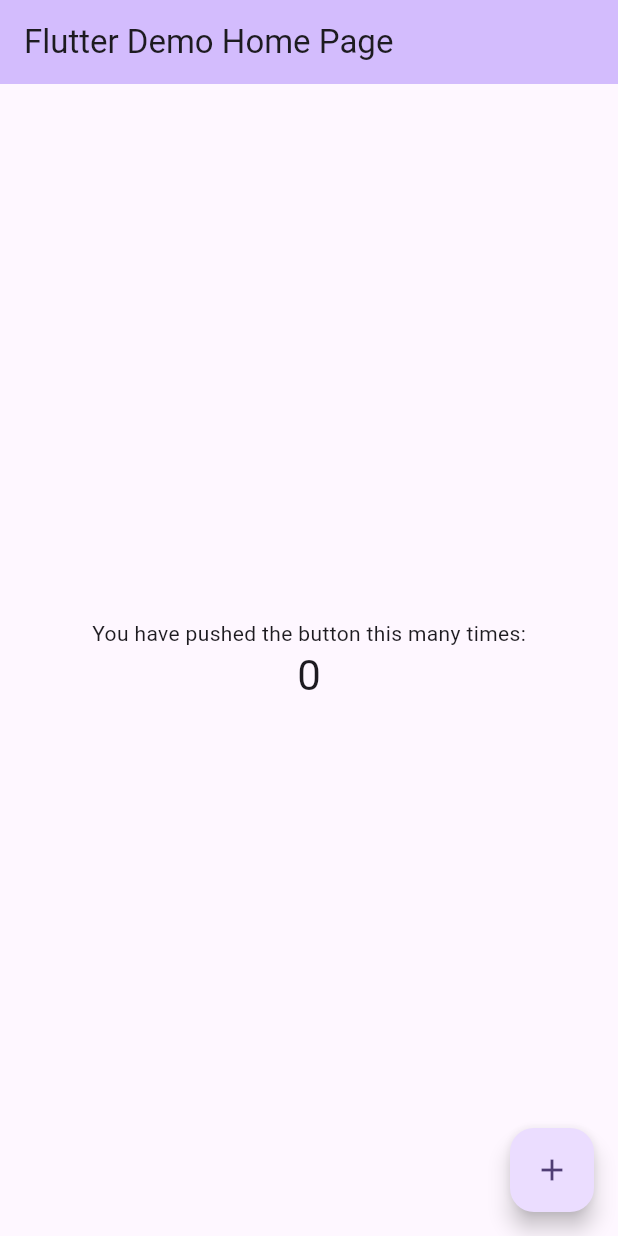
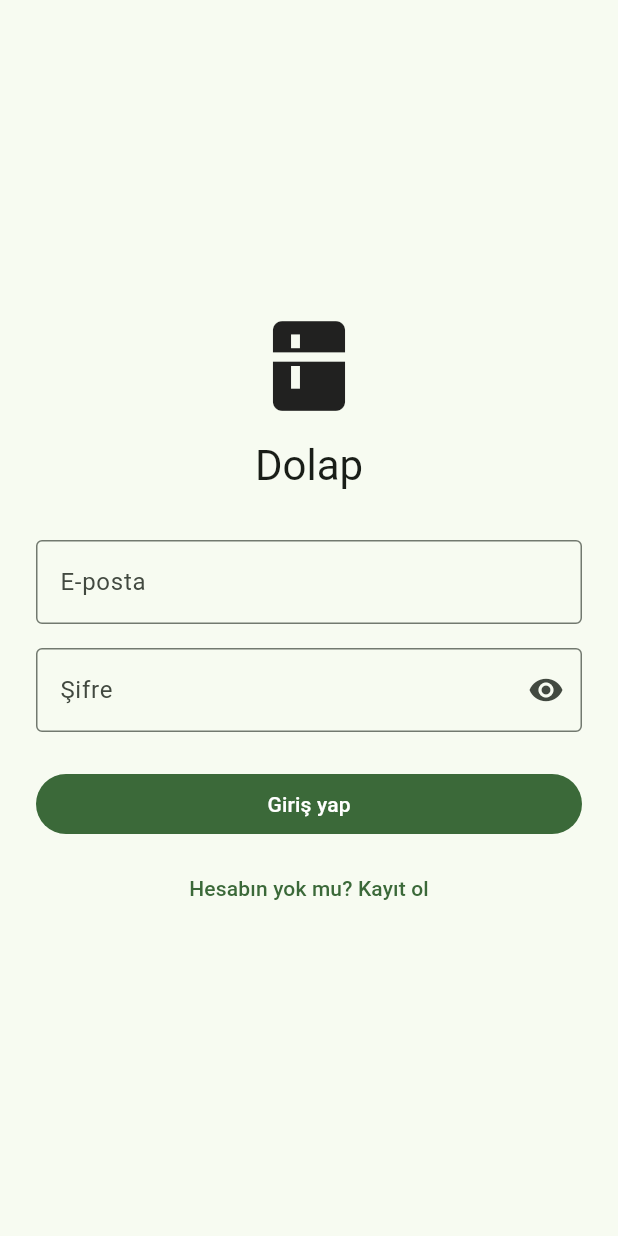
Before and after one commit to zynpgrdn/dolap-app, a Flutter app: the screen it shows after launch, on a phone screen of 412 x 824 dp. Run offline on Flutter 3.47's test engine with Material 3 defaults, Android fonts, the phone set to English and light mode, and no system bars; our stand-ins replace flutter_secure_storage.

Commit message:
Mobil: giriş, kayıt ve oturum ekranları

```diff
--- a/mobile/lib/api_service.dart
+++ b/mobile/lib/api_service.dart
@@ -0,0 +1,83 @@
+import 'dart:convert';
+
+import 'package:flutter_secure_storage/flutter_secure_storage.dart';
+import 'package:http/http.dart' as http;
+
+import 'config.dart';
+
+class ApiException implements Exception {
+  final String message;
+  ApiException(this.message);
+  @override
+  String toString() => message;
+}
+
+String errorMessage(Object e) =>
+    e is ApiException ? e.message : 'Sunucuya bağlanılamadı. Backend çalışıyor mu?';
+
+class ApiService {
+  static const _storage = FlutterSecureStorage();
+  static const _tokenKey = 'token';
+  static const _timeout = Duration(seconds: 10);
+
+  static Future<String?> readToken() => _storage.read(key: _tokenKey);
+  static Future<void> _saveToken(String t) => _storage.write(key: _tokenKey, value: t);
+  static Future<void> logout() => _storage.delete(key: _tokenKey);
+
+  static Map<String, dynamic> _parse(http.Response r) {
+    final body = r.body.isEmpty ? {} : jsonDecode(utf8.decode(r.bodyBytes));
+    if (r.statusCode >= 200 && r.statusCode < 300) {
+      return Map<String, dynamic>.from(body as Map);
+    }
+    final detail = body is Map ? body['detail'] : null;
+    if (detail is String) throw ApiException(detail);
+    throw ApiException('Bilgileri kontrol edin (hata ${r.statusCode}).');
+  }
+
+  static Future<http.Response> _post(String path, Map<String, dynamic> body) {
+    return http
+        .post(
+      Uri.parse('$apiBaseUrl$path'),
+      headers: {'Content-Type': 'application/json'},
+      body: jsonEncode(body),
+    )
+        .timeout(_timeout);
+  }
+
+  static Future<Map<String, dynamic>> register({
+    required String firstName,
+    required String lastName,
+    required String email,
+    required String password,
+  }) async {
+    final data = _parse(await _post('/register', {
+      'first_name': firstName,
+      'last_name': lastName,
+      'email': email,
+      'password': password,
+    }));
+    await _saveToken(data['token']);
+    return Map<String, dynamic>.from(data['user']);
+  }
+
+  static Future<Map<String, dynamic>> login(String email, String password) async {
+    final data = _parse(await _post('/login', {'email': email, 'password': password}));
+    await _saveToken(data['token']);
+    return Map<String, dynamic>.from(data['user']);
+  }
+
+  /// Kayıtlı token varsa kullanıcıyı döndürür, yoksa ya da geçersizse null.
+  static Future<Map<String, dynamic>?> me() async {
+    final token = await readToken();
+    if (token == null) return null;
+    final r = await http.get(
+      Uri.parse('$apiBaseUrl/me'),
+      headers: {'Authorization': 'Bearer $token'},
+    ).timeout(_timeout);
+    if (r.statusCode == 401) {
+      await logout();
+      return null;
+    }
+    return _parse(r);
+  }
+}
--- a/mobile/lib/config.dart
+++ b/mobile/lib/config.dart
@@ -0,0 +1,3 @@
+// Emülatörde çalışırken: http://10.0.2.2:8000
+// Gerçek telefonda: bilgisayarının IP adresi, örn. http://192.168.1.25:8000
+const String apiBaseUrl = 'http://10.0.2.2:8000';
--- a/mobile/lib/main.dart
+++ b/mobile/lib/main.dart
@@ -1,122 +1,54 @@
-import 'package:material_ui/material_ui.dart';
+import 'package:flutter/material.dart';
 
-void main() {
-  runApp(const MyApp());
-}
+import 'api_service.dart';
+import 'navigation.dart';
+import 'screens/login_screen.dart';
 
-class MyApp extends StatelessWidget {
-  const MyApp({super.key});
+void main() => runApp(const DolapApp());
 
-  // This widget is the root of your application.
+class DolapApp extends StatelessWidget {
+  const DolapApp({super.key});
+
   @override
   Widget build(BuildContext context) {
     return MaterialApp(
-      title: 'Flutter Demo',
-      theme: ThemeData(
-        // This is the theme of your application.
-        //
-        // TRY THIS: Try running your application with "flutter run". You'll see
-        // the application has a purple toolbar. Then, without quitting the app,
-        // try changing the seedColor in the colorScheme below to Colors.green
-        // and then invoke "hot reload" (save your changes or press the "hot
-        // reload" button in a Flutter-supported IDE, or press "r" if you used
-        // the command line to start the app).
-        //
-        // Notice that the counter didn't reset back to zero; the application
-        // state is not lost during the reload. To reset the state, use hot
-        // restart instead.
-        //
-        // This works for code too, not just values: Most code changes can be
-        // tested with just a hot reload.
-        colorScheme: .fromSeed(seedColor: Colors.deepPurple),
-      ),
-      home: const MyHomePage(title: 'Flutter Demo Home Page'),
+      title: 'Dolap',
+      debugShowCheckedModeBanner: false,
+      theme: ThemeData(colorSchemeSeed: Colors.green, useMaterial3: true),
+      home: const StartupScreen(),
     );
   }
 }
 
-class MyHomePage extends StatefulWidget {
-  const MyHomePage({super.key, required this.title});
-
-  // This widget is the home page of your application. It is stateful, meaning
-  // that it has a State object (defined below) that contains fields that affect
-  // how it looks.
-
-  // This class is the configuration for the state. It holds the values (in this
-  // case the title) provided by the parent (in this case the App widget) and
-  // used by the build method of the State. Fields in a Widget subclass are
-  // always marked "final".
-
-  final String title;
+/// Açılışta kayıtlı oturum var mı diye bakar.
+class StartupScreen extends StatefulWidget {
+  const StartupScreen({super.key});
 
   @override
-  State<MyHomePage> createState() => _MyHomePageState();
+  State<StartupScreen> createState() => _StartupScreenState();
 }
 
-class _MyHomePageState extends State<MyHomePage> {
-  int _counter = 0;
+class _StartupScreenState extends State<StartupScreen> {
+  @override
+  void initState() {
+    super.initState();
+    _checkSession();
+  }
 
-  void _incrementCounter() {
-    setState(() {
-      // This call to setState tells the Flutter framework that something has
-      // changed in this State, which causes it to rerun the build method below
-      // so that the display can reflect the updated values. If we changed
-      // _counter without calling setState(), then the build method would not be
-      // called again, and so nothing would appear to happen.
-      _counter++;
-    });
+  Future<void> _checkSession() async {
+    Map<String, dynamic>? user;
+    try {
+      user = await ApiService.me();
+    } catch (_) {
+      user = null;
+    }
+    if (!mounted) return;
+    final target = user == null ? const LoginScreen() : homeForUser(user);
+    Navigator.of(context).pushReplacement(MaterialPageRoute(builder: (_) => target));
   }
 
   @override
   Widget build(BuildContext context) {
-    // This method is rerun every time setState is called, for instance as done
-    // by the _incrementCounter method above.
-    //
-    // The Flutter framework has been optimized to make rerunning build methods
-    // fast, so that you can just rebuild anything that needs updating rather
-    // than having to individually change instances of widgets.
-    return Scaffold(
-      appBar: AppBar(
-        // TRY THIS: Try changing the color here to a specific color (to
-        // Colors.amber, perhaps?) and trigger a hot reload to see the AppBar
-        // change color while the other colors stay the same.
-        backgroundColor: Theme.of(context).colorScheme.inversePrimary,
-        // Here we take the value from the MyHomePage object that was created by
-        // the App.build method, and use it to set our appbar title.
-        title: Text(widget.title),
-      ),
-      body: Center(
-        // Center is a layout widget. It takes a single child and positions it
-        // in the middle of the parent.
-        child: Column(
-          // Column is also a layout widget. It takes a list of children and
-          // arranges them vertically. By default, it sizes itself to fit its
-          // children horizontally, and tries to be as tall as its parent.
-          //
-          // Column has various properties to control how it sizes itself and
-          // how it positions its children. Here we use mainAxisAlignment to
-          // center the children vertically; the main axis here is the vertical
-          // axis because Columns are vertical (the cross axis would be
-          // horizontal).
-          //
-          // TRY THIS: Invoke "debug painting" (choose the "Toggle Debug Paint"
-          // action in the IDE, or press "p" in the console), to see the
-          // wireframe for each widget.
-          mainAxisAlignment: .center,
-          children: [
-            const Text('You have pushed the button this many times:'),
-            Text(
-              '$_counter',
-              style: Theme.of(context).textTheme.headlineMedium,
-            ),
-          ],
-        ),
-      ),
-      floatingActionButton: FloatingActionButton(
-        onPressed: _incrementCounter,
-        tooltip: 'Increment',
-        child: const Icon(Icons.add),
-      ),
-    );
+    return const Scaffold(body: Center(child: CircularProgressIndicator()));
   }
 }
--- a/mobile/lib/screens/login_screen.dart
+++ b/mobile/lib/screens/login_screen.dart
@@ -0,0 +1,110 @@
+import 'package:flutter/material.dart';
+
+import '../api_service.dart';
+import '../navigation.dart';
+import '../validators.dart';
+import 'register_screen.dart';
+
+class LoginScreen extends StatefulWidget {
+  const LoginScreen({super.key});
+
+  @override
+  State<LoginScreen> createState() => _LoginScreenState();
+}
+
+class _LoginScreenState extends State<LoginScreen> {
+  final _formKey = GlobalKey<FormState>();
+  final _email = TextEditingController();
+  final _password = TextEditingController();
+  bool _loading = false;
+  bool _hidePassword = true;
+
+  @override
+  void dispose() {
+    _email.dispose();
+    _password.dispose();
+    super.dispose();
+  }
+
+  Future<void> _login() async {
+    if (!_formKey.currentState!.validate()) return;
+    setState(() => _loading = true);
+    try {
+      final user = await ApiService.login(_email.text.trim(), _password.text);
+      if (!mounted) return;
+      Navigator.of(context).pushAndRemoveUntil(
+        MaterialPageRoute(builder: (_) => homeForUser(user)),
+            (_) => false,
+      );
+    } catch (e) {
+      if (!mounted) return;
+      ScaffoldMessenger.of(context).showSnackBar(SnackBar(content: Text(errorMessage(e))));
+    } finally {
+      if (mounted) setState(() => _loading = false);
+    }
+  }
+
+  @override
+  Widget build(BuildContext context) {
+    return Scaffold(
+      body: SafeArea(
+        child: Center(
+          child: SingleChildScrollView(
+            padding: const EdgeInsets.all(24),
+            child: Form(
+              key: _formKey,
+              child: Column(
+                crossAxisAlignment: CrossAxisAlignment.stretch,
+                children: [
+                  const Icon(Icons.kitchen, size: 72),
+                  const SizedBox(height: 12),
+                  Text('Dolap',
+                      textAlign: TextAlign.center,
+                      style: Theme.of(context).textTheme.headlineMedium),
+                  const SizedBox(height: 32),
+                  TextFormField(
+                    controller: _email,
+                    keyboardType: TextInputType.emailAddress,
+                    decoration: const InputDecoration(
+                        labelText: 'E-posta', border: OutlineInputBorder()),
+                    validator: validateEmail,
+                  ),
+                  const SizedBox(height: 16),
+                  TextFormField(
+                    controller: _password,
+                    obscureText: _hidePassword,
+                    decoration: InputDecoration(
+                      labelText: 'Şifre',
+                      border: const OutlineInputBorder(),
+                      suffixIcon: IconButton(
+                        icon: Icon(_hidePassword ? Icons.visibility : Icons.visibility_off),
+                        onPressed: () => setState(() => _hidePassword = !_hidePassword),
+                      ),
+                    ),
+                    validator: (v) => validateRequired(v, 'Şifre'),
+                  ),
+                  const SizedBox(height: 24),
+                  FilledButton(
+                    onPressed: _loading ? null : _login,
+                    child: _loading
+                        ? const SizedBox(
+                        height: 20,
+                        width: 20,
+                        child: CircularProgressIndicator(strokeWidth: 2))
+                        : const Text('Giriş yap'),
+                  ),
+                  const SizedBox(height: 8),
+                  TextButton(
+                    onPressed: () => Navigator.of(context)
+                        .push(MaterialPageRoute(builder: (_) => const RegisterScreen())),
+                    child: const Text('Hesabın yok mu? Kayıt ol'),
+                  ),
+                ],
+              ),
+            ),
+          ),
+        ),
+      ),
+    );
+  }
+}
--- a/mobile/lib/validators.dart
+++ b/mobile/lib/validators.dart
@@ -0,0 +1,14 @@
+String? validateRequired(String? value, String fieldName) =>
+    (value == null || value.trim().isEmpty) ? '$fieldName boş olamaz' : null;
+
+String? validateEmail(String? value) {
+  if (value == null || value.trim().isEmpty) return 'E-posta boş olamaz';
+  final isValid = RegExp(r'^[^@\s]+@[^@\s]+\.[^@\s]+$').hasMatch(value.trim());
+  return isValid ? null : 'Geçerli bir e-posta girin';
+}
+
+String? validatePassword(String? value) {
+  if (value == null || value.isEmpty) return 'Şifre boş olamaz';
+  if (value.length < 6) return 'Şifre en az 6 karakter olmalı';
+  return null;
+}
--- a/mobile/pubspec.yaml
+++ b/mobile/pubspec.yaml
@@ -35,6 +35,8 @@ dependencies:
   # The following adds the Cupertino Icons font to your application.
   # Use with the CupertinoIcons class for iOS style icons.
   cupertino_icons: ^1.0.8
+  http: ^1.6.0
+  flutter_secure_storage: ^11.2.0
 
 dev_dependencies:
   flutter_test:
```
Also changed, not shown: mobile/lib/navigation.dart (+10 -0 lines), mobile/lib/screens/home_screen.dart (+29 -0 lines), mobile/lib/screens/preferences_screen.dart (+40 -0 lines), mobile/lib/screens/register_screen.dart (+119 -0 lines), mobile/pubspec.lock, 7 other files.
